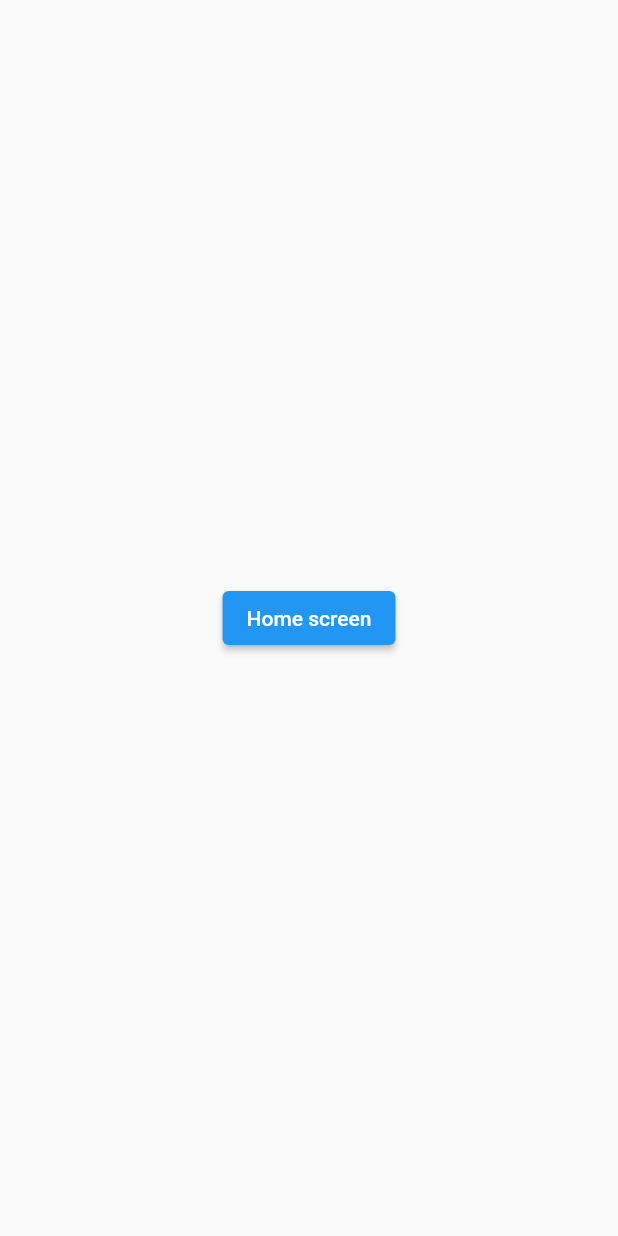
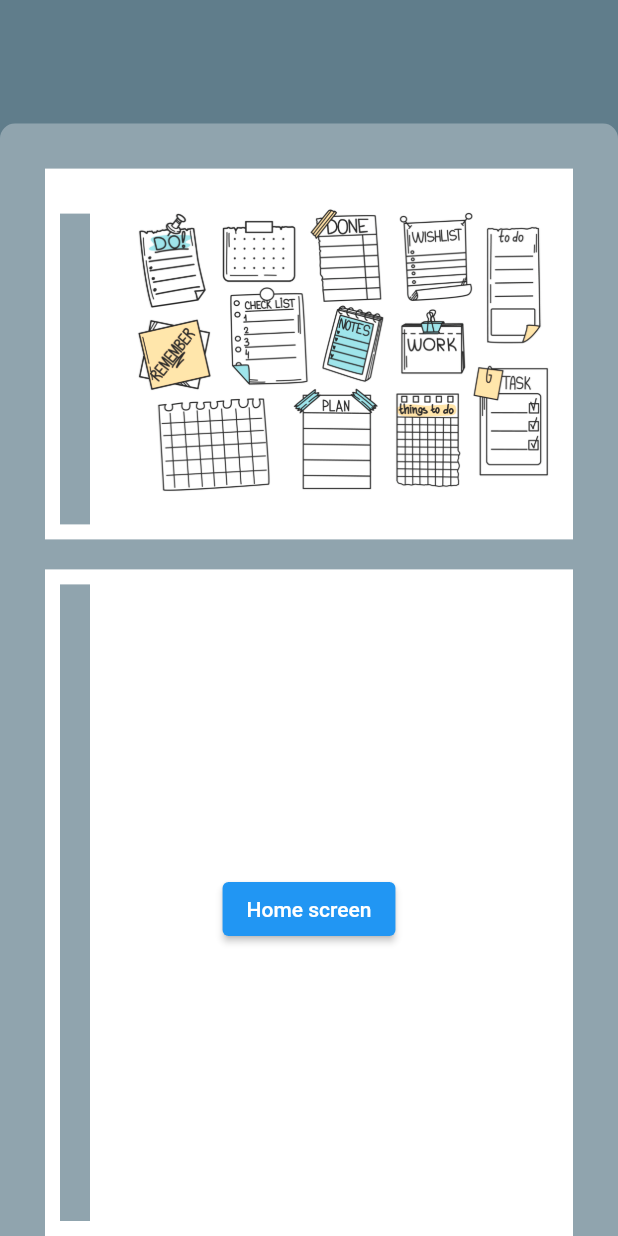
Before and after one commit to CloeTheCat/The-Fridge, a Flutter app: the screen it shows after launch, after a tap on "Login screen", on a phone screen of 412 x 824 dp. Run offline on Flutter 3.47's test engine with Material 2 defaults, Android fonts, the phone set to English and light mode, and no system bars; our stand-ins replace get.

Commit message:
background fridge

```diff
--- a/lib/screens/login_screen.dart
+++ b/lib/screens/login_screen.dart
@@ -1,6 +1,7 @@
 import 'package:flutter/material.dart';
 import 'package:get/get.dart';
 import 'package:the_fridge/screens/home_screen.dart';
+import 'package:the_fridge/widgets/back_fridge.dart';
 
 class LoginScreen extends StatelessWidget {
   const LoginScreen({super.key});
@@ -8,11 +9,19 @@ class LoginScreen extends StatelessWidget {
   @override
   Widget build(BuildContext context) {
     return Scaffold(
-      body: Center(
-        child: ElevatedButton(
-          onPressed: () {Get.to(const HomeScreen());},
-          child: const Text('Home screen')
-        ),
+      backgroundColor: Colors.blueGrey.shade500,
+      body: Stack(
+        alignment: Alignment.center,
+        children: <Widget> [
+          const BackFridge(),
+          Align(
+            alignment: const Alignment(0,0.5),
+            child: ElevatedButton(
+              onPressed: () {Get.to(const HomeScreen());},
+              child: const Text('Home screen')
+            ),
+          )
+        ],
       )
     );
   }
--- /dev/null
+++ b/lib/widgets/back_fridge.dart
@@ -0,0 +1,68 @@
+import 'package:flutter/material.dart';
+
+class BackFridge extends StatelessWidget {
+  const BackFridge({super.key});
+
+  @override
+  Widget build(BuildContext context) {
+    return Column(
+      mainAxisAlignment: MainAxisAlignment.end,
+      children: [
+        Container(
+          height: MediaQuery.of(context).size.height * 0.9,
+          width: MediaQuery.of(context).size.width,
+          constraints: const BoxConstraints(maxWidth: 600),
+          decoration: BoxDecoration(
+            color: Colors.blueGrey.shade300,
+            borderRadius: const BorderRadius.only(topLeft: Radius.circular(10), topRight: Radius.circular(10))
+          ),
+          child: Padding(
+            padding: const EdgeInsets.only(top: 10, left: 10, right: 10),
+            child: Column(
+              children: [
+                Container(
+                  height: MediaQuery.of(context).size.height * 0.3,
+                  width: MediaQuery.of(context).size.width,
+                  margin: const EdgeInsets.only(top: 20, left: 20, right: 20),
+                  color: Colors.white,
+                  child: Row(
+                    children: [
+                      Container(
+                        margin: const EdgeInsets.only(top: 30, left: 10, right: 10, bottom: 10),
+                        width: 20,
+                        color: Colors.blueGrey.shade300,
+                      ),
+                      Expanded(
+                        child: Container(
+                          margin: const EdgeInsets.all(10),
+                          child: const Image(image: AssetImage('assets/images/notes.jpg')),
+                        )
+                      )
+                    ]
+                  )
+                ),
+                Expanded(
+                  child: Container(
+                    height: MediaQuery.of(context).size.height * 0.5,
+                    width: MediaQuery.of(context).size.width,
+                    margin: const EdgeInsets.only(top: 20, left: 20, right: 20),
+                    color: Colors.white,
+                    child: Align(
+                      alignment: Alignment.centerLeft,
+                      child: Container(
+                        margin: const EdgeInsets.only(top: 10, left: 10, right: 10, bottom: 10),
+                        constraints: const BoxConstraints(maxWidth: 20),
+                        width: 20,
+                        color: Colors.blueGrey.shade300,
+                      ),
+                    )
+                  ),
+                )
+              ],
+            ),
+          )
+        )
+      ]
+    );
+  }
+}
--- a/pubspec.yaml
+++ b/pubspec.yaml
@@ -33,6 +33,7 @@ dependencies:
   flutter:
     sdk: flutter
   get: ^4.6.5
+  window_manager: ^0.3.1
 
 dev_dependencies:
 
@@ -58,6 +59,11 @@ flutter:
   # assets:
   #   - images/a_dot_burr.jpeg
   #   - images/a_dot_ham.jpeg
+
+  assets:
+    - assets/icons/
+    - assets/images/
+
   # An image asset can refer to one or more resolution-specific "variants", see
   # https://flutter.dev/assets-and-images/#resolution-aware
   # For details regarding adding assets from package dependencies, see
```
Also changed, not shown: assets/images/notes.jpg (added), lib/widgets/theme.dart (added), pubspec.lock, 5 other files.
